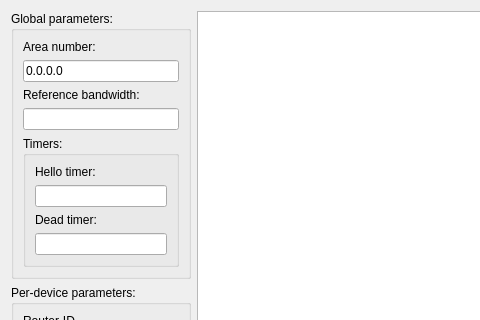
mlynekj/graphical-netconf-configurator, file ui/source/ospfdialog.ui: the form before one commit; both pictures show x 0 to 480 and y 0 to 320 of the 1024 by 768 pixel window.
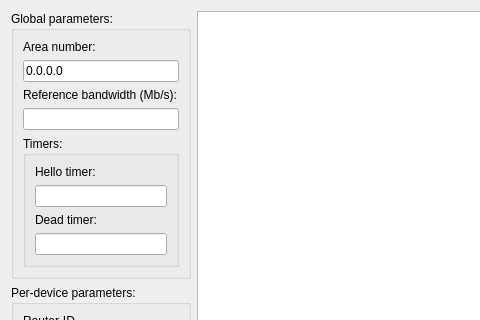
The form after the commit.

Diff of the .ui file:
```diff
--- a/ui/source/ospfdialog.ui
+++ b/ui/source/ospfdialog.ui
@@ -111,7 +111,7 @@
            <string>Specifiy reference bandwidth. Used for calculating cost.</string>
           </property>
           <property name="text">
-           <string>Reference bandwidth:</string>
+           <string>Reference bandwidth (Mb/s):</string>
           </property>
           <property name="buddy">
            <cstring>reference_bandwidth_input</cstring>
```
Left out of the diff: 2 changed lines with no effect on the pictures.
